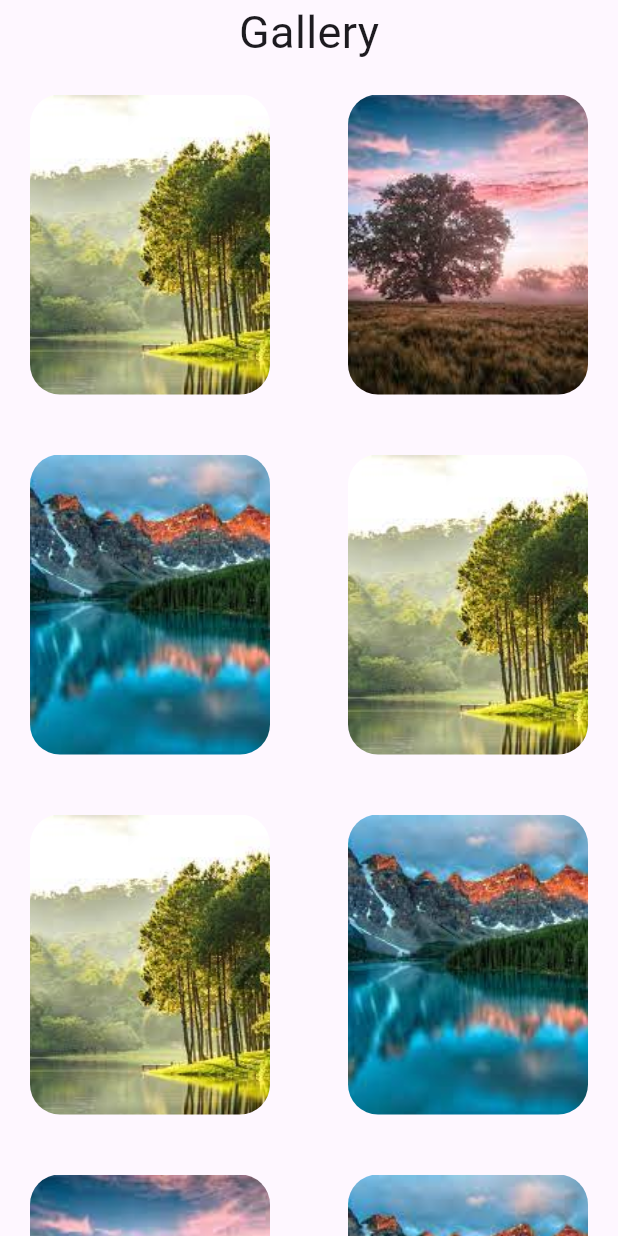
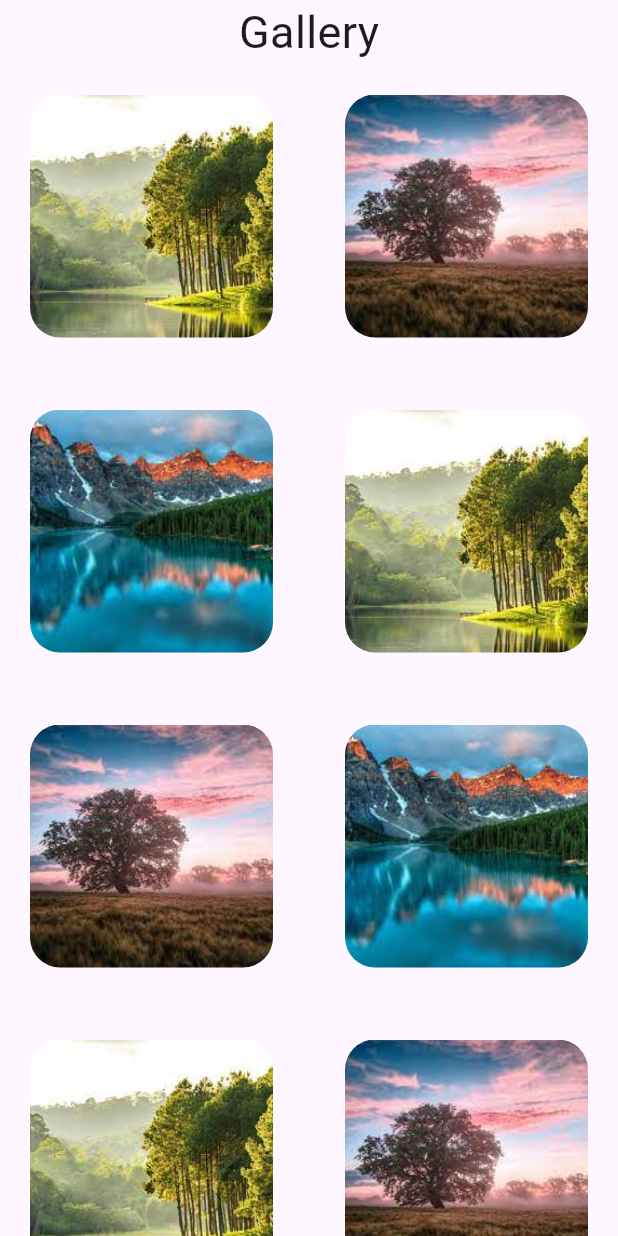
Before and after one commit to laylaamr/Screen-show-alert-dialogue-widget, a Flutter app: the screen it shows after launch, on a phone screen of 412 x 824 dp. Run offline on Flutter 3.47's test engine with Material 3 defaults, Android fonts, the phone set to English and light mode, and no system bars.

Commit message:
Updated project with XYZ feature

```diff
--- a/lib/main.dart
+++ b/lib/main.dart
@@ -1,4 +1,5 @@
 import 'package:flutter/material.dart';
+import 'package:flutter/widgets.dart';
 
 
  main() {
@@ -22,132 +23,50 @@ class TestPage extends StatelessWidget{
   Widget build(BuildContext context) {
 
     return  Scaffold(
-        body: ListView(
-          children: [ Container(
+        body:
+          Container(
           //padding: EdgeInsets.only(top:1),
            alignment: Alignment.topCenter,
            child: Column(
            children: [
           Text("Gallery", style: TextStyle(fontSize: 30),),
-         Row(children: [
-            Container(
-  margin: EdgeInsets.all(20),
+    Container(
+
+      child:Expanded( child: GridView.count(
+            crossAxisCount: 2,
+            crossAxisSpacing: 8.0,
+            mainAxisSpacing: 8.0,
+            children: List.generate(9, (index) {
+              // Modulus operator to cycle through the three images
+              int imageIndex = index % 3;
+               late String imageUrl;
+              switch (imageIndex) {
+                case 0:
+                  imageUrl = 'images/img1.jpg';
+                  break;
+                case 1:
+                  imageUrl = 'images/img2.jpg';
+                  break;
+                case 2:
+                  imageUrl = 'images/img3.jpg';
+                  break;
+              }
+              return Container(
+                //color: Colors.blueAccent,
+                 margin: EdgeInsets.all(20),
             width: 160,
             height: 200,
             decoration: BoxDecoration(
             borderRadius: BorderRadius.circular(20),
               image: DecorationImage(
                 fit: BoxFit.cover,
-                image: AssetImage('images/img1.jpg'),
-
-              ))
-            ),
-            Spacer(),
-                     Container(
-  margin: EdgeInsets.all(20),
-            width: 160,
-            height: 200,
-            decoration: BoxDecoration(
-            borderRadius: BorderRadius.circular(20),
-              image: DecorationImage(
-                fit: BoxFit.cover,
-                image: AssetImage('images/img2.jpg'),
-
-              ))
-            ),
-
-
-          ],),
-                  Row(children: [
-            Container(
-  margin: EdgeInsets.all(20),
-            width: 160,
-            height: 200,
-            decoration: BoxDecoration(
-            borderRadius: BorderRadius.circular(20),
-              image: DecorationImage(
-                fit: BoxFit.cover,
-                image: AssetImage('images/img3.jpg'),
-
-              ))
-            ),
-            Spacer(),
-                     Container(
-  margin: EdgeInsets.all(20),
-            width: 160,
-            height: 200,
-            decoration: BoxDecoration(
-            borderRadius: BorderRadius.circular(20),
-              image: DecorationImage(
-                fit: BoxFit.cover,
-                image: AssetImage('images/img1.jpg'),
-
-              ))
-            ),
-
-
-          ],),        Row(children: [
-            Container(
-  margin: EdgeInsets.all(20),
-            width: 160,
-            height: 200,
-            decoration: BoxDecoration(
-            borderRadius: BorderRadius.circular(20),
-              image: DecorationImage(
-                fit: BoxFit.cover,
-                image: AssetImage('images/img1.jpg'),
-
-              ))
-            ),
-            Spacer(),
-                     Container(
-  margin: EdgeInsets.all(20),
-            width: 160,
-            height: 200,
-            decoration: BoxDecoration(
-            borderRadius: BorderRadius.circular(20),
-              image: DecorationImage(
-                fit: BoxFit.cover,
-                image: AssetImage('images/img3.jpg'),
-
-              ))
-            ),
-
-
-          ],),
-                  Row(children: [
-            Container(
-  margin: EdgeInsets.all(20),
-            width: 160,
-            height: 200,
-            decoration: BoxDecoration(
-            borderRadius: BorderRadius.circular(20),
-              image: DecorationImage(
-                fit: BoxFit.cover,
-                image: AssetImage('images/img2.jpg'),
-
-              ))
-            ),
-            Spacer(),
-                     Container(
-  margin: EdgeInsets.all(20),
-            width: 160,
-            height: 200,
-            decoration: BoxDecoration(
-            borderRadius: BorderRadius.circular(20),
-              image: DecorationImage(
-                fit: BoxFit.cover,
-                image: AssetImage('images/img3.jpg'),
-
-              ))
-            ),
-
-
-          ],)
-        ],),),],)
-            );
-
-
-
+                 image: AssetImage(imageUrl),
+              )));
+            }),
+          )),
+    )
+        ]),
+      ),
+    );
   }
 }
```
